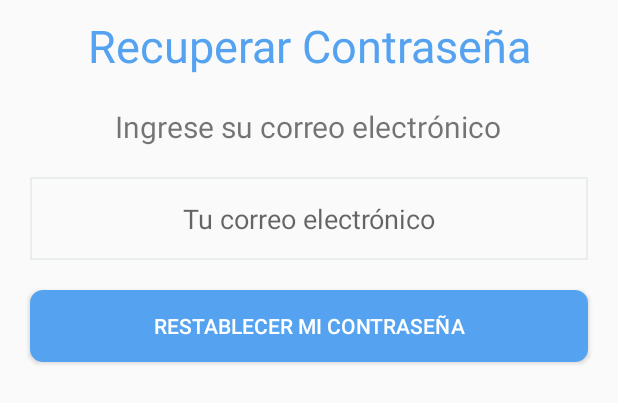
After one commit to franciscocarranza/google_maps_test, an Android app: the layout dialog_forgot_password.xml on its own in the app's theme, with its tools: preview values and no code run, on a phone screen of 412 x 824 dp. The commit adds this screen. Shown: the top 403 px of the screen. Run offline under Robolectric (Android 15) with nearby library versions, the phone set to English and light mode, and no system bars; network calls fail.

Commit message:
new dialog window
a new dialog window added to recover user passwords

```diff
--- a/app/src/main/java/com/example/luic0/googlemaps/services/LoginService.java
+++ b/app/src/main/java/com/example/luic0/googlemaps/services/LoginService.java
@@ -25,7 +25,6 @@ public class LoginService {
         @Headers("Content-Type: application/json")
         @POST("Users/Login")
         Observable<LoginResponse> login(@Body LoginRequest request );
-
     }
 
     public LoginApi getApi(){
--- /dev/null
+++ b/app/src/main/res/layout/dialog_forgot_password.xml
@@ -0,0 +1,57 @@
+<?xml version="1.0" encoding="utf-8"?>
+<RelativeLayout
+    xmlns:android="http://schemas.android.com/apk/res/android"
+    android:layout_width="match_parent"
+    android:layout_height="wrap_content">
+
+    <TextView
+        android:id="@+id/forgot_pass"
+        android:layout_width="match_parent"
+        android:layout_height="wrap_content"
+        android:layout_centerHorizontal="true"
+        android:layout_marginTop="10dp"
+        android:gravity="center"
+        android:textSize="30sp"
+        android:textColor="@color/blue"
+        android:text="@string/forgot_password"/>
+
+    <TextView
+        android:id="@+id/did_you_forget"
+        android:layout_width="wrap_content"
+        android:layout_height="wrap_content"
+        android:layout_below="@id/forgot_pass"
+        android:layout_marginTop="20dp"
+        android:layout_centerHorizontal="true"
+        android:textSize="20sp"
+        android:text="@string/enter_email"/>
+
+    <EditText
+        android:id="@+id/edt_enter_email"
+        android:layout_width="match_parent"
+        android:layout_height="wrap_content"
+        android:layout_below="@id/did_you_forget"
+        android:layout_centerHorizontal="true"
+        android:layout_marginTop="20dp"
+        android:layout_marginStart="40dp"
+        android:padding="15dp"
+        android:background="@drawable/rectangle"
+        android:hint="@string/your_email"
+        android:textAlignment="center"
+        android:inputType="textEmailAddress"/>
+
+    <Button
+        android:id="@+id/btn_reset_pass"
+        android:layout_width="match_parent"
+        android:layout_height="wrap_content"
+        android:layout_below="@id/edt_enter_email"
+        android:layout_marginTop="20dp"
+        android:layout_marginStart="20dp"
+        android:layout_marginEnd="20dp"
+        android:layout_marginBottom="15dp"
+        android:layout_centerHorizontal="true"
+        android:background="@drawable/round_btn"
+        android:backgroundTint="@color/blue"
+        android:textColor="@color/blanco"
+        android:text="@string/reset_pass"/>
+
+</RelativeLayout>
--- a/app/src/main/res/values/colors.xml
+++ b/app/src/main/res/values/colors.xml
@@ -8,4 +8,5 @@
     <color name="blanco">#FFFFFF</color>
     <color name="dark_white">#DCDDDE</color>
     <color name="black">#000000</color>
+    <color name="blue">#55A3F0</color>
 </resources>
--- a/app/src/main/res/values/strings.xml
+++ b/app/src/main/res/values/strings.xml
@@ -11,7 +11,7 @@
     <string name="crear_cuenta">crear cuenta</string>
     <string name="mostrar">MOSTRAR</string>
     <string name="ocultar">OCULTAR</string>
-    <string name="action_settings">Settings</string>
+    <string name="action_settings">ajustes</string>
     <string name="acepto_terminos">Acepto los terminos y condiciones</string>
     <string name="cerrar_sesion">CERRAR SESION</string>
     <string name="contacto">CONTACTO</string>
@@ -19,5 +19,9 @@
     <string name="r_d_y">R.D.Y</string>
     <string name="r_n_m">R.N.M</string>
     <string name="r_n_i">R.N.I</string>
-
+    <string name="did_you_forget">¿Olvidaste tu contraseña?</string>
+    <string name="forgot_password">Recuperar Contraseña</string>
+    <string name="enter_email">Ingrese su correo electrónico</string>
+    <string name="your_email">Tu correo electrónico</string>
+    <string name="reset_pass">Restablecer mi contraseña</string>
 </resources>
```
Also changed, not shown: app/src/main/java/com/example/luic0/googlemaps/interfaces/IPasswordRecovery.java (added, +12 -0 lines), app/src/main/java/com/example/luic0/googlemaps/managers/PasswordRecoveryManager.java (added, +27 -0 lines), app/src/main/java/com/example/luic0/googlemaps/models/requests/PasswordRecoveryRequest.java (added, +18 -0 lines), app/src/main/java/com/example/luic0/googlemaps/models/responses/PasswordRecoveryResponse.java (added, +54 -0 lines), app/src/main/java/com/example/luic0/googlemaps/presenters/PasswordRecoveryPresenter.java (added, +56 -0 lines), app/src/main/java/com/example/luic0/googlemaps/services/PasswordRecoveryService.java (added, +33 -0 lines), app/src/main/java/com/example/luic0/googlemaps/view/activities/MainActivity.java (+64 -17 lines), app/src/main/java/com/example/luic0/googlemaps/view/activities/RegistroActivity.java (+9 -11 lines), app/src/main/res/layout/activity_main.xml (+16 -1 lines).
